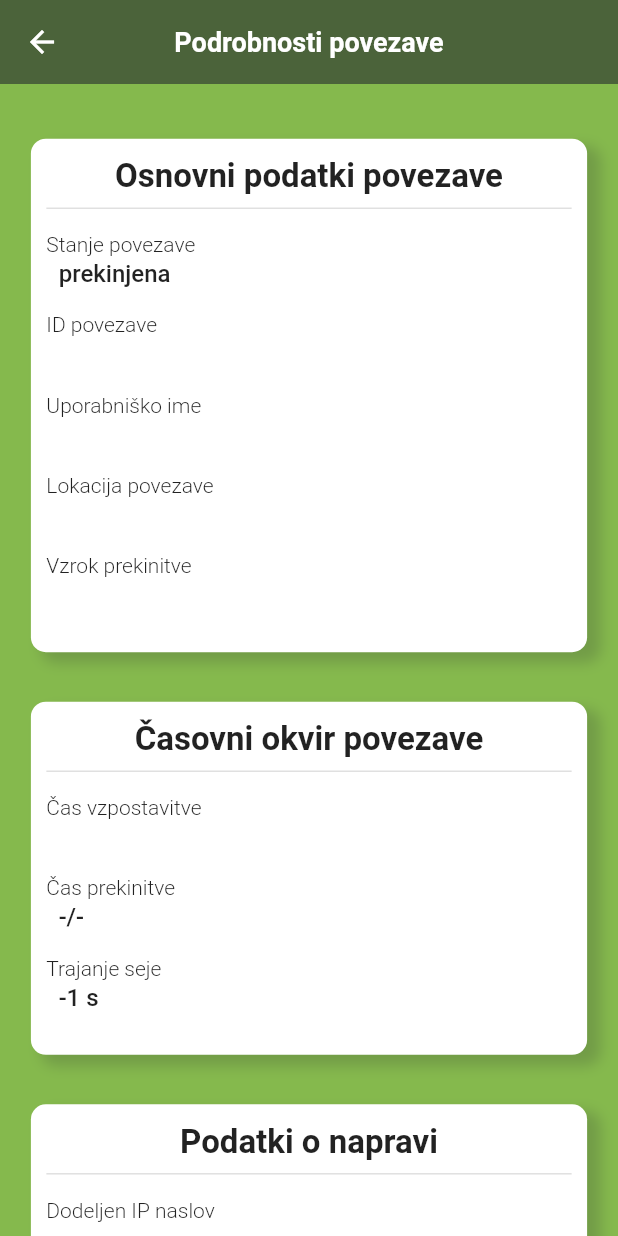
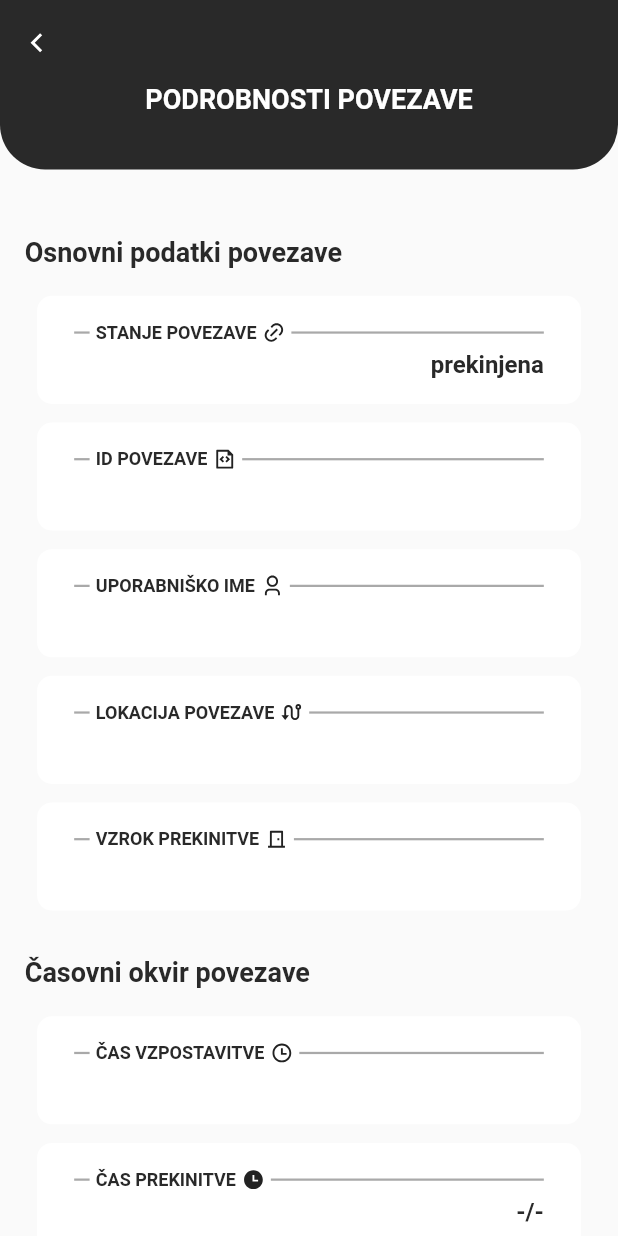
Before and after one commit to mojStudent/MojStudent, a Flutter app: the InternetLogDetailScreen screen opened directly with empty values, on a phone screen of 412 x 824 dp. Run offline on Flutter 3.47's test engine with Material 2 defaults, Android fonts, the phone set to English and light mode, and no system bars; our stand-ins replace bloc, charts_flutter, dio, flutter_bloc, flutter_html, flutter_remix and 4 more; missing offline and left inert: http_interceptor; accounts and stored records are empty; statements that could not run were skipped.

Commit message:
updated internet screens

```diff
--- a/lib/screens/internet/internet_log_detail_screen.dart
+++ b/lib/screens/internet/internet_log_detail_screen.dart
@@ -1,7 +1,12 @@
 import 'package:flutter/material.dart';
+import 'package:flutter_remix/flutter_remix.dart';
 import 'package:moj_student/constants/colors.dart';
 import 'package:moj_student/data/internet/models/internet_log_model.dart';
 import 'package:moj_student/screens/widgets/box_widget.dart';
+import 'package:moj_student/screens/widgets/data_containers/category_name_container.dart';
+import 'package:moj_student/screens/widgets/data_containers/data_row_with_description.dart';
+import 'package:moj_student/screens/widgets/data_containers/row_widget_container.dart';
+import 'package:moj_student/screens/widgets/screen_header.dart';
 
 class InternetLogDetailScreen extends StatelessWidget {
   final InternetConnectionLogModel log;
@@ -10,118 +15,100 @@ class InternetLogDetailScreen extends StatelessWidget {
 
   @override
   Widget build(BuildContext context) {
+    final w = MediaQuery.of(context).size.width;
+    final h = MediaQuery.of(context).size.height;
     return Scaffold(
-        appBar: AppBar(
-          backgroundColor: AppColors.raisinBlack[500],
-          elevation: 0,
-          title: Text("Podrobnosti povezave"),
-          centerTitle: true,
-        ),
-        backgroundColor: AppColors.green,
-        body: CustomScrollView(
+        body: Column(
+      children: [
+        AppHeader(title: "Podrobnosti povezave"),
+        Expanded(
+          child: CustomScrollView(
+            physics: BouncingScrollPhysics(),
             slivers: [
               SliverPadding(padding: EdgeInsets.only(top: 20)),
-            SliverToBoxAdapter(
-              child: BoxWidget(
-                title: "Osnovni podatki povezave",
-                cardBody: Column(
-                  crossAxisAlignment: CrossAxisAlignment.start,
-                  children: [
-                    RowBoxWidget(
-                      description: "Stanje povezave",
+              CategoryNameContainer(categoryName: "Osnovni podatki povezave"),
+              DataRowWidget(
+                dataName: "Stanje povezave",
                 data: log.status == 0 ? 'aktivna' : 'prekinjena',
+                icon: FlutterRemix.link,
               ),
-                    RowBoxWidget(
-                      description: "ID povezave",
+              DataRowWidget(
+                dataName: "ID povezave",
                 data: log.id,
+                icon: FlutterRemix.file_code_line,
               ),
-                    RowBoxWidget(
-                      description: "Uporabniško ime",
+              DataRowWidget(
+                  dataName: "uporabniško ime",
                   data: log.username,
+                  icon: FlutterRemix.user_3_line),
+              DataRowWidget(
+                dataName: "lokacija povezave",
+                data: log.nas?.location ?? '',
+                icon: FlutterRemix.route_line,
               ),
-                    RowBoxWidget(
-                      description: "Lokacija povezave",
-                      data: log.nas?.location,
+              DataRowWidget(
+                dataName: "vzrok prekinitve",
+                data: log.status == 0 ? '-/-' : log.terminate,
+                icon: FlutterRemix.door_closed_line,
               ),
-                    RowBoxWidget(
-                      description: "Vzrok prekinitve",
-                      data: log.status == 0 ? '-/-' : log.terminate,
+              CategoryNameContainer(categoryName: "Časovni okvir povezave"),
+              DataRowWidget(
+                dataName: "Čas vzpostavitve",
+                data: log.start,
+                icon: FlutterRemix.time_line,
               ),
+              DataRowWidget(
+                dataName: "Čas prekinitve",
+                data: log.stop.isEmpty ? '-/-' : log.stop,
+                icon: FlutterRemix.time_fill,
+              ),
+              DataRowWidget(
+                dataName: "Trajanje povezave",
+                data: log.status == 0 ? '-/-' : "${log.sessionTime} s",
+                icon: FlutterRemix.timer_line,
+              ),
+              CategoryNameContainer(categoryName: "Podatki o napravi"),
+              DataRowWidget(
+                dataName: "Dodeljen ip naslov",
+                data: log.ip,
+                icon: FlutterRemix.map_pin_4_line,
+              ),
+              DataRowWidget(
+                dataName: "MAC naslov povezave",
+                data: log.device,
+                icon: FlutterRemix.computer_line,
+              ),
+              //
+              CategoryNameContainer(categoryName: "Podatki o napravi"),
+              DataRowWidget(
+                  dataName: "ime omrežne naprave",
+                  data: log.nas?.shortName ?? '',
+                  icon: FlutterRemix.router_line),
+              DataRowWidget(
+                dataName: "id povezovalne omrežne naprave",
+                data: "${log.nas?.id}",
+                icon: FlutterRemix.computer_line,
+              ),
+              DataRowWidget(
+                dataName: "lokacija naprave",
+                data: log.nas?.location ?? '',
+                icon: FlutterRemix.route_line,
+              ),
+              DataRowWidget(
+                dataName: "ip naprave",
+                data: log.nas?.name ?? '',
+                icon: FlutterRemix.computer_line,
+              ),
+              DataRowWidget(
+                dataName: "oznaka vrat",
+                data: log.port,
+                icon: FlutterRemix.door_line,
+              ),
+
+              SliverPadding(padding: EdgeInsets.only(top: h * 0.05)),
             ],
           ),
         ),
-            ),
-            SliverToBoxAdapter(
-              child: BoxWidget(
-                title: "Časovni okvir povezave",
-                cardBody: Column(
-                  crossAxisAlignment: CrossAxisAlignment.start,
-                  children: [
-                    RowBoxWidget(
-                      description: "Čas vzpostavitve",
-                      data: log.start,
-                    ),
-                    RowBoxWidget(
-                      description: "Čas prekinitve",
-                      data: log.stop.isEmpty ? '-/-' : log.stop,
-                    ),
-                    RowBoxWidget(
-                      description: "Trajanje seje",
-                      data: log.status == 0 ? '-/-' : "${log.sessionTime} s",
-                    ),
-                  ],
-                ),
-              ),
-            ),
-            SliverToBoxAdapter(
-              child: BoxWidget(
-                title: "Podatki o napravi",
-                cardBody: Column(
-                  crossAxisAlignment: CrossAxisAlignment.start,
-                  children: [
-                    RowBoxWidget(
-                      description: "Dodeljen IP naslov",
-                      data: log.ip,
-                    ),
-                    RowBoxWidget(
-                      description: "MAC naslov naprave",
-                      data: log.device,
-                    ),
-                  ],
-                ),
-              ),
-            ),
-            SliverToBoxAdapter(
-              child: BoxWidget(
-                title: "Podatki o omrežni napravi",
-                cardBody: Column(
-                  crossAxisAlignment: CrossAxisAlignment.start,
-                  children: [
-                    RowBoxWidget(
-                      description: "Ime omrežne naprave",
-                      data: log.nas?.shortName,
-                    ),
-                    RowBoxWidget(
-                      description: "ID povezovalne omrežne naprave",
-                      data: "${log.nas?.id}",
-                    ),
-                    RowBoxWidget(
-                      description: "Lokacija naprave",
-                      data: log.nas?.location,
-                    ),
-                    RowBoxWidget(
-                      description: "IP naprave",
-                      data: log.nas?.name,
-                    ),
-                    RowBoxWidget(
-                      description: "Oznaka vrat",
-                      data: log.port,
-                    ),
-                  ],
-                ),
-              ),
-            ),
-            SliverPadding(padding: EdgeInsets.only(top: 20)),
       ],
     ));
   }
--- a/lib/screens/internet/views/internet_log_view.dart
+++ b/lib/screens/internet/views/internet_log_view.dart
@@ -89,6 +89,7 @@ class _InternetLogViewState extends State<InternetLogView> {
           ),
           Expanded(
             child: ListView.builder(
+              physics: BouncingScrollPhysics(),
               itemCount: dataBuild!.length,
               itemBuilder: (context, index) {
                 var log = dataBuild.elementAt(index);
@@ -96,7 +97,7 @@ class _InternetLogViewState extends State<InternetLogView> {
                   padding: EdgeInsets.symmetric(
                       horizontal: MediaQuery.of(context).size.width * 0.02,
                       vertical: MediaQuery.of(context).size.height * 0.005),
-                  child: ElevatedButton(
+                  child: TextButton(
                       style: ElevatedButton.styleFrom(
                           primary: Colors.white,
                           textStyle: TextStyle(color: Colors.black)),
--- a/lib/screens/widgets/box_widget.dart
+++ b/lib/screens/widgets/box_widget.dart
@@ -14,7 +14,7 @@ class BoxWidget extends StatelessWidget {
     this.title,
     this.backgroundColor = Colors.white,
     this.icon,
-    this.elevated = true
+    this.elevated = false
   }) : super(key: key);
 
   @override
```
Also changed, not shown: lib/helpers/string_extension.dart (+6 -3 lines), lib/screens/internet/internet_screen.dart (+4 -8 lines), lib/screens/internet/views/help/internet_help_master.dart (+23 -16 lines), lib/screens/internet/views/help/internet_help_step.dart (+24 -18 lines), lib/screens/internet/views/internet_traffic_view.dart (+19 -19 lines). Lines whose indentation alone changed are shown as unchanged.
